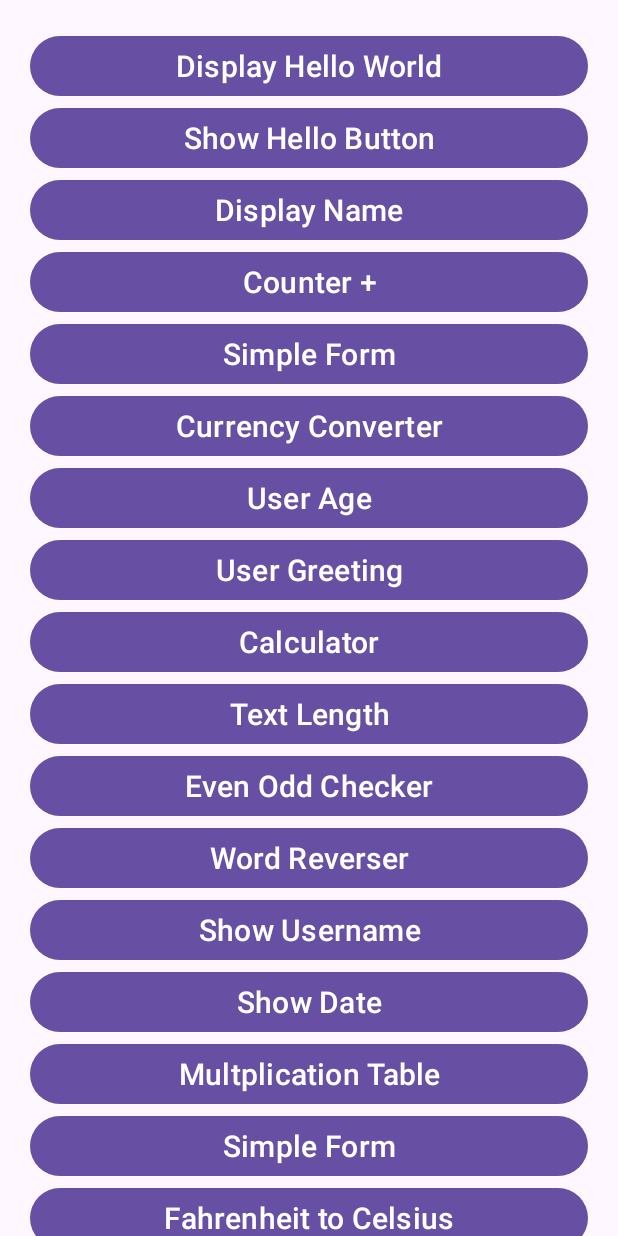
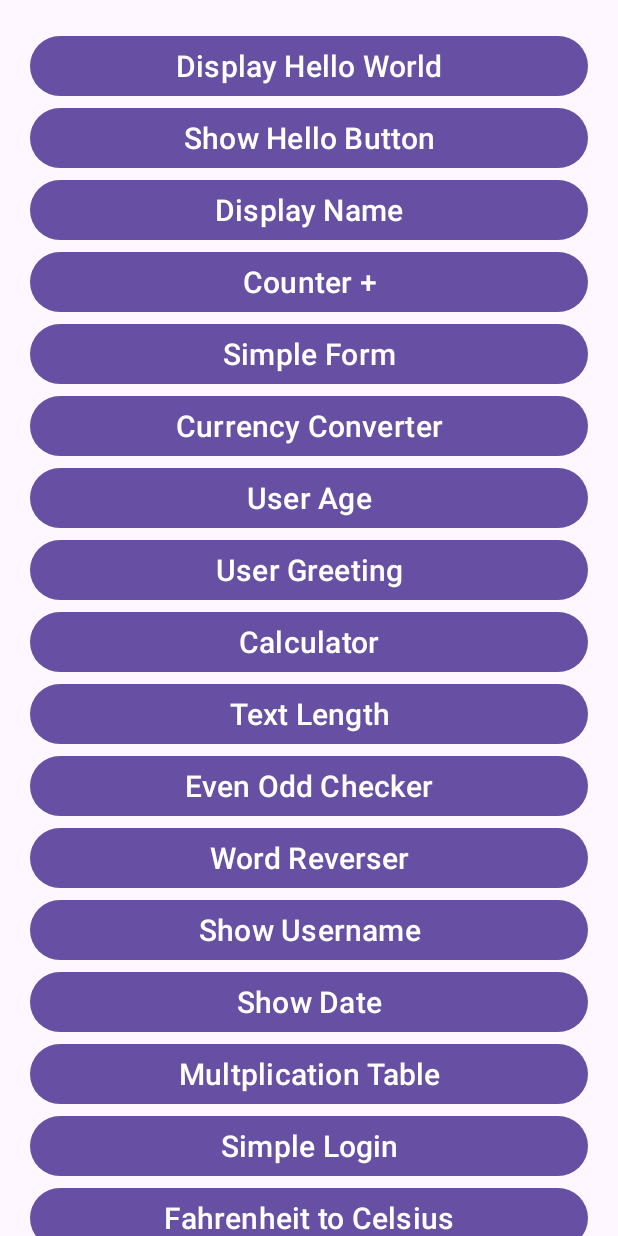
Before and after one commit to jpablico20/Android-Apps, an Android app: the screen it shows after launch (MainActivity), on a phone screen of 412 x 824 dp. Run offline under Robolectric (Android 15) with nearby library versions, the phone set to English and light mode, and no system bars.

Commit message:
fix: correct id to corresponding button

```diff
--- a/app/src/main/java/com/example/androidapps/MainActivity.java
+++ b/app/src/main/java/com/example/androidapps/MainActivity.java
@@ -202,7 +202,7 @@ public class MainActivity extends AppCompatActivity {
             startActivity(intent);
         });
 
-        btnSimpleForm.setOnClickListener(v -> {
+        btnSimpleLogin.setOnClickListener(v -> {
             Intent intent = new Intent(MainActivity.this, SimpleLogin.class);
             startActivity(intent);
         });
--- a/app/src/main/res/layout/activity_main.xml
+++ b/app/src/main/res/layout/activity_main.xml
@@ -126,7 +126,7 @@
                 android:id="@+id/btn_simple_login"
                 android:layout_width="match_parent"
                 android:layout_height="wrap_content"
-                android:text="Simple Form"
+                android:text="Simple Login"
                 android:textSize="20sp" />
 
             <Button
```
